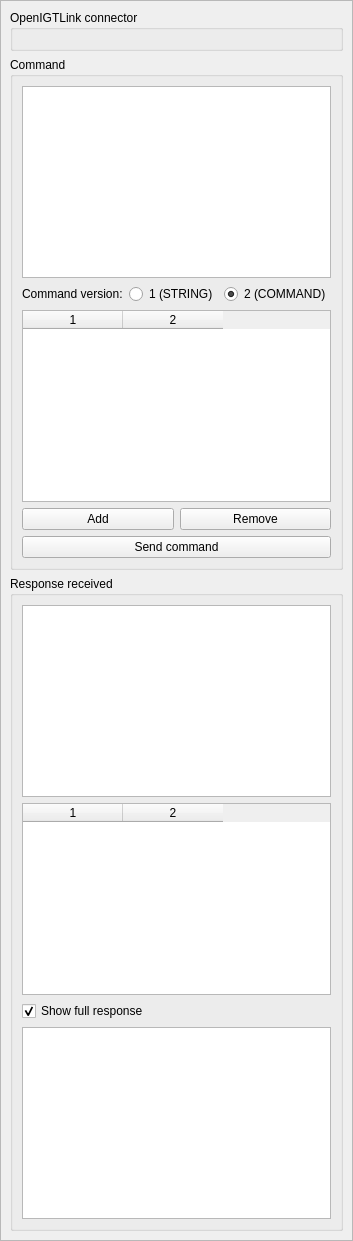
Old version of the form OpenIGTLinkRemote/Widgets/Resources/UI/qSlicerOpenIGTLinkRemoteCommandWidget.ui in the repository Sunderlandkyl/SlicerOpenIGTLink.
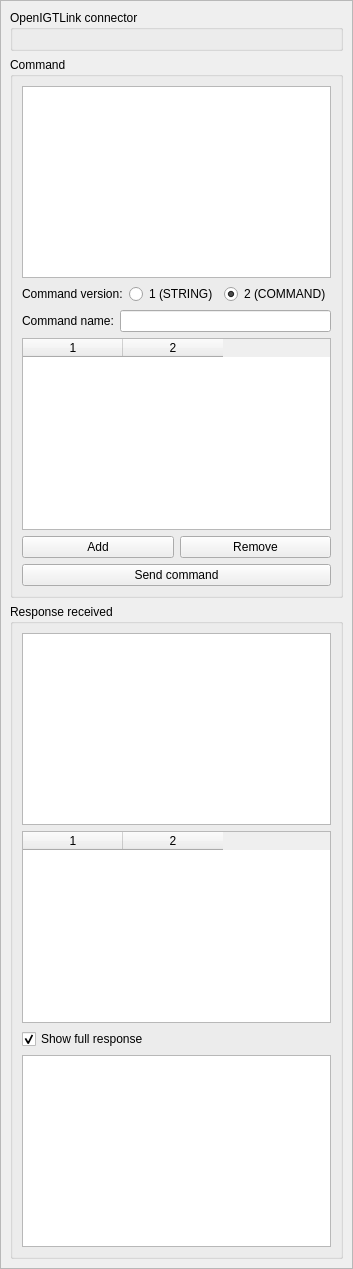
New version of the form. Custom widgets are drawn as their Qt base class.

Commit message:
Adding command name UI element
Reducing usage of char*

Adding v2 command sending

Diff of the .ui file:
```diff
--- a/OpenIGTLinkRemote/Widgets/Resources/UI/qSlicerOpenIGTLinkRemoteCommandWidget.ui
+++ b/OpenIGTLinkRemote/Widgets/Resources/UI/qSlicerOpenIGTLinkRemoteCommandWidget.ui
@@ -2,14 +2,6 @@
 <ui version="4.0">
  <class>qSlicerOpenIGTLinkRemoteCommandWidget</class>
  <widget class="qSlicerWidget" name="qSlicerOpenIGTLinkRemoteCommandWidget">
-  <property name="geometry">
-   <rect>
-    <x>0</x>
-    <y>0</y>
-    <width>340</width>
-    <height>765</height>
-   </rect>
-  </property>
   <property name="windowTitle">
    <string>Form</string>
   </property>
@@ -119,6 +111,34 @@
            </layout>
           </widget>
          </item>
+         <item>
+          <widget class="QWidget" name="widget_commandNameContainer" native="true">
+           <layout class="QHBoxLayout" name="horizontalLayout_3">
+            <property name="leftMargin">
+             <number>0</number>
+            </property>
+            <property name="topMargin">
+             <number>0</number>
+            </property>
+            <property name="rightMargin">
+             <number>0</number>
+            </property>
+            <property name="bottomMargin">
+             <number>0</number>
+            </property>
+            <item>
+             <widget class="QLabel" name="label_commandName">
+              <property name="text">
+               <string>Command name:</string>
+              </property>
+             </widget>
+            </item>
+            <item>
+             <widget class="QLineEdit" name="lineEdit_commandName"/>
+            </item>
+           </layout>
+          </widget>
+         </item>
          <item>
           <widget class="QTableWidget" name="tableWidget_metaData">
            <property name="showDropIndicator" stdset="0">
```
Left out of the diff: 4 changed lines with no effect on the pictures. The commit also changes 6 other files.
